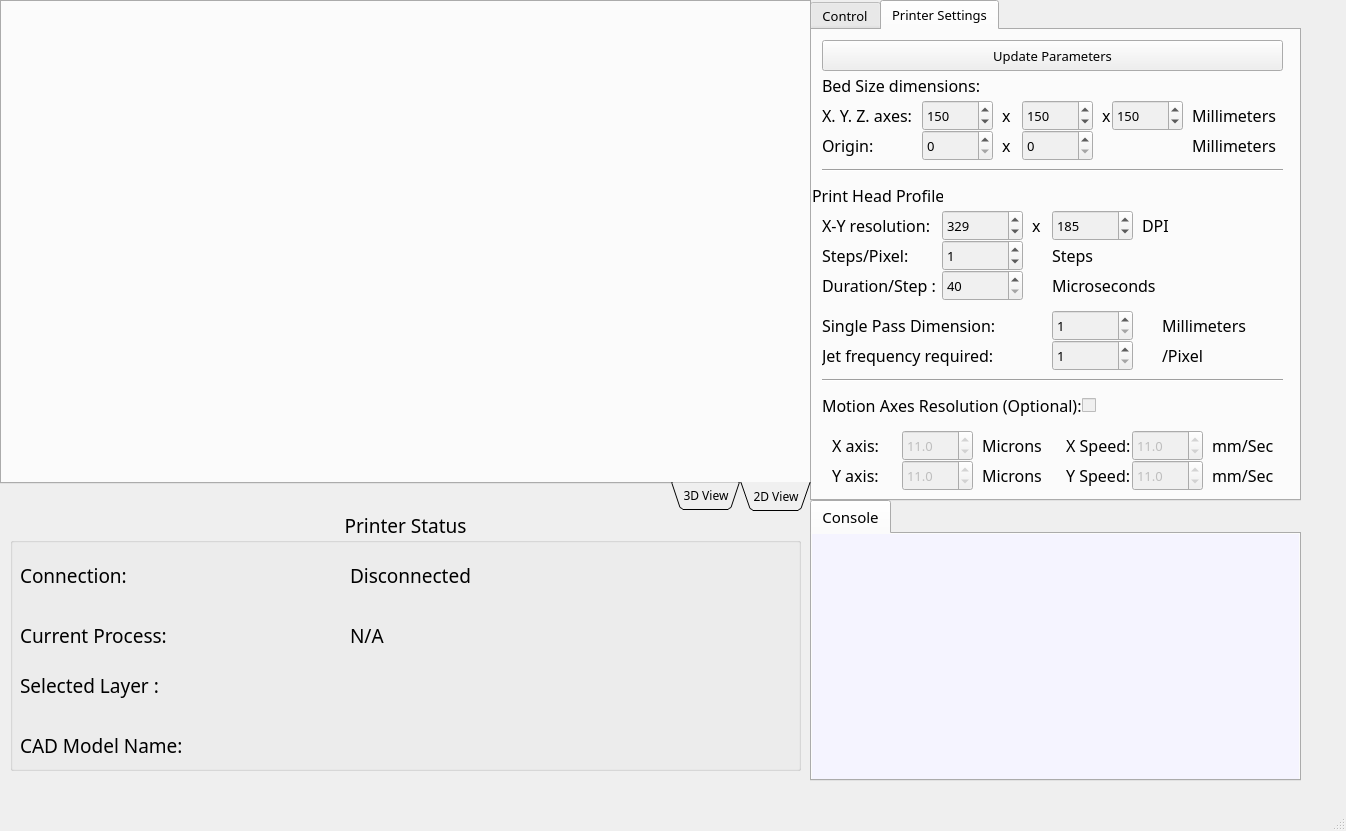
Projectsbackup/Project1, file updatedProgramGUI_old1.ui: the form before one commit.
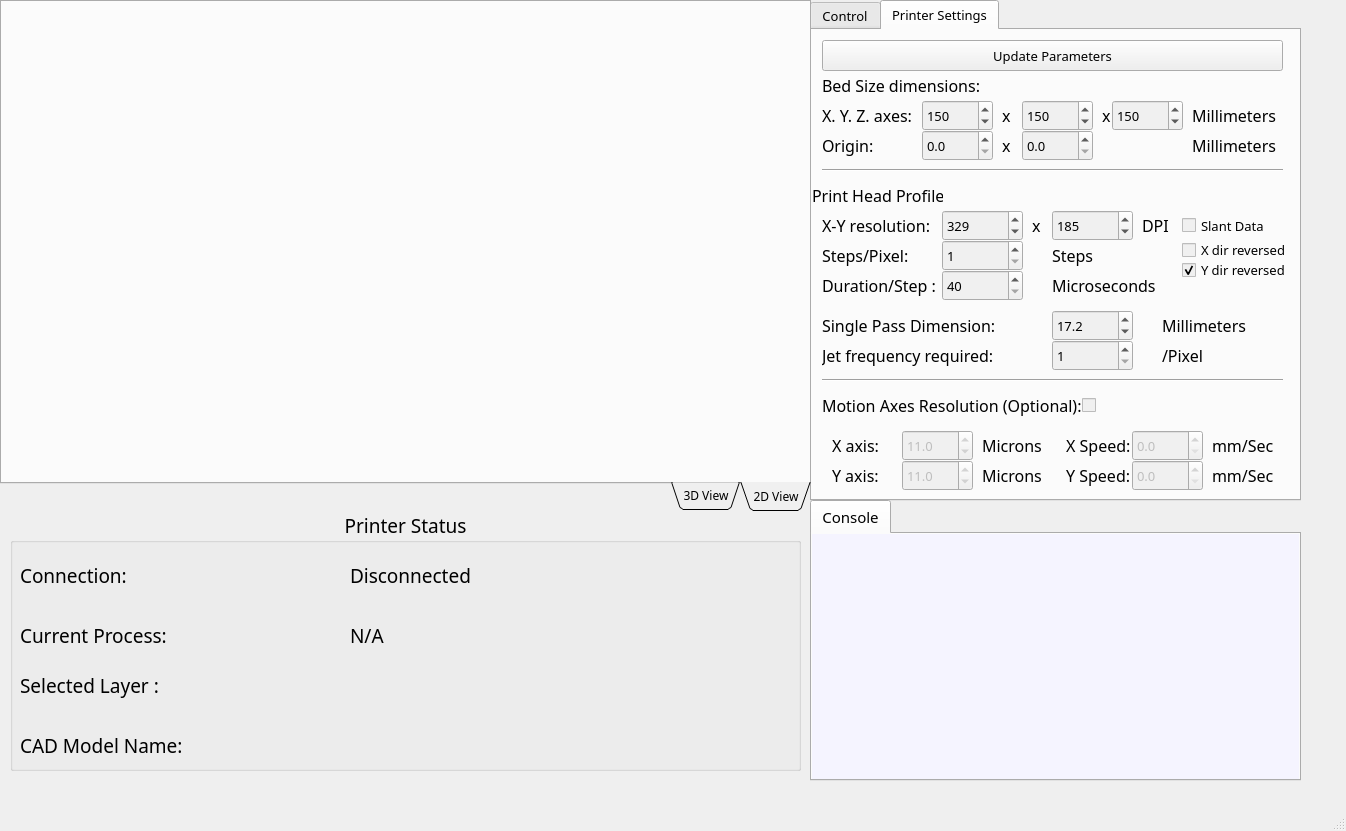
The form after the commit. Icons and pictures are not drawn.

The edit to the form file:
```diff
--- a/updatedProgramGUI_old1.ui
+++ b/updatedProgramGUI_old1.ui
@@ -1201,34 +1201,6 @@
        <bool>false</bool>
       </property>
      </widget>
-     <widget class="QSpinBox" name="bedXorigin">
-      <property name="geometry">
-       <rect>
-        <x>110</x>
-        <y>100</y>
-        <width>71</width>
-        <height>31</height>
-       </rect>
-      </property>
-      <property name="acceptDrops">
-       <bool>false</bool>
-      </property>
-      <property name="wrapping">
-       <bool>false</bool>
-      </property>
-      <property name="buttonSymbols">
-       <enum>QAbstractSpinBox::UpDownArrows</enum>
-      </property>
-      <property name="maximum">
-       <number>10000</number>
-      </property>
-      <property name="value">
-       <number>0</number>
-      </property>
-      <property name="displayIntegerBase">
-       <number>10</number>
-      </property>
-     </widget>
      <widget class="QLabel" name="xlabel_2">
       <property name="geometry">
        <rect>
@@ -1256,25 +1228,6 @@
        <bool>false</bool>
       </property>
      </widget>
-     <widget class="QSpinBox" name="bedYorigin">
-      <property name="geometry">
-       <rect>
-        <x>210</x>
-        <y>100</y>
-        <width>71</width>
-        <height>31</height>
-       </rect>
-      </property>
-      <property name="maximum">
-       <number>10000</number>
-      </property>
-      <property name="value">
-       <number>0</number>
-      </property>
-      <property name="displayIntegerBase">
-       <number>10</number>
-      </property>
-     </widget>
      <widget class="QLabel" name="mmLabel_2">
       <property name="geometry">
        <rect>
@@ -1510,6 +1463,9 @@
         <height>31</height>
        </rect>
       </property>
+      <property name="minimum">
+       <number>1</number>
+      </property>
       <property name="maximum">
        <number>2000</number>
       </property>
@@ -1544,25 +1500,6 @@
        <bool>false</bool>
       </property>
      </widget>
-     <widget class="QSpinBox" name="singlepassDimension">
-      <property name="geometry">
-       <rect>
-        <x>240</x>
-        <y>280</y>
-        <width>81</width>
-        <height>31</height>
-       </rect>
-      </property>
-      <property name="minimum">
-       <number>1</number>
-      </property>
-      <property name="maximum">
-       <number>2000</number>
-      </property>
-      <property name="value">
-       <number>1</number>
-      </property>
-     </widget>
      <widget class="QLabel" name="microSecLabel_2">
       <property name="geometry">
        <rect>
@@ -1766,7 +1703,7 @@
        <double>0.500000000000000</double>
       </property>
       <property name="value">
-       <double>11.000000000000000</double>
+       <double>0.000000000000000</double>
       </property>
      </widget>
      <widget class="QDoubleSpinBox" name="ymotionspd">
@@ -1791,7 +1728,7 @@
        <double>0.500000000000000</double>
       </property>
       <property name="value">
-       <double>11.000000000000000</double>
+       <double>0.000000000000000</double>
       </property>
      </widget>
      <widget class="QLabel" name="Xmicronslabel_5">
@@ -1848,6 +1785,123 @@
        <bool>false</bool>
       </property>
      </widget>
+     <widget class="QDoubleSpinBox" name="singlepassDimension">
+      <property name="enabled">
+       <bool>true</bool>
+      </property>
+      <property name="geometry">
+       <rect>
+        <x>240</x>
+        <y>280</y>
+        <width>81</width>
+        <height>31</height>
+       </rect>
+      </property>
+      <property name="decimals">
+       <number>1</number>
+      </property>
+      <property name="maximum">
+       <double>500.000000000000000</double>
+      </property>
+      <property name="singleStep">
+       <double>0.100000000000000</double>
+      </property>
+      <property name="value">
+       <double>17.199999999999999</double>
+      </property>
+     </widget>
+     <widget class="QCheckBox" name="slantData">
+      <property name="geometry">
+       <rect>
+        <x>370</x>
+        <y>180</y>
+        <width>111</width>
+        <height>31</height>
+       </rect>
+      </property>
+      <property name="text">
+       <string>Slant Data</string>
+      </property>
+     </widget>
+     <widget class="QCheckBox" name="Xreversed">
+      <property name="geometry">
+       <rect>
+        <x>370</x>
+        <y>210</y>
+        <width>111</width>
+        <height>20</height>
+       </rect>
+      </property>
+      <property name="text">
+       <string>X dir reversed</string>
+      </property>
+     </widget>
+     <widget class="QCheckBox" name="Yreversed">
+      <property name="geometry">
+       <rect>
+        <x>370</x>
+        <y>230</y>
+        <width>111</width>
+        <height>20</height>
+       </rect>
+      </property>
+      <property name="text">
+       <string>Y dir reversed</string>
+      </property>
+      <property name="checked">
+       <bool>true</bool>
+      </property>
+     </widget>
+     <widget class="QDoubleSpinBox" name="bedXorigin">
+      <property name="enabled">
+       <bool>true</bool>
+      </property>
+      <property name="geometry">
+       <rect>
+        <x>110</x>
+        <y>100</y>
+        <width>71</width>
+        <height>31</height>
+       </rect>
+      </property>
+      <property name="decimals">
+       <number>1</number>
+      </property>
+      <property name="maximum">
+       <double>1000.000000000000000</double>
+      </property>
+      <property name="singleStep">
+       <double>0.100000000000000</double>
+      </property>
+      <property name="value">
+       <double>0.000000000000000</double>
+      </property>
+     </widget>
+     <widget class="QDoubleSpinBox" name="bedYorigin">
+      <property name="enabled">
+       <bool>true</bool>
+      </property>
+      <property name="geometry">
+       <rect>
+        <x>210</x>
+        <y>100</y>
+        <width>71</width>
+        <height>31</height>
+       </rect>
+      </property>
+      <property name="decimals">
+       <number>1</number>
+      </property>
+      <property name="maximum">
+       <double>1000.000000000000000</double>
+      </property>
+      <property name="singleStep">
+       <double>0.100000000000000</double>
+      </property>
+      <property name="value">
+       <double>0.000000000000000</double>
+      </property>
+     </widget>
     </widget>
    </widget>
    <widget class="QTabWidget" name="Console">
```
Left out of the diff: 77 changed lines with no effect on the pictures.
